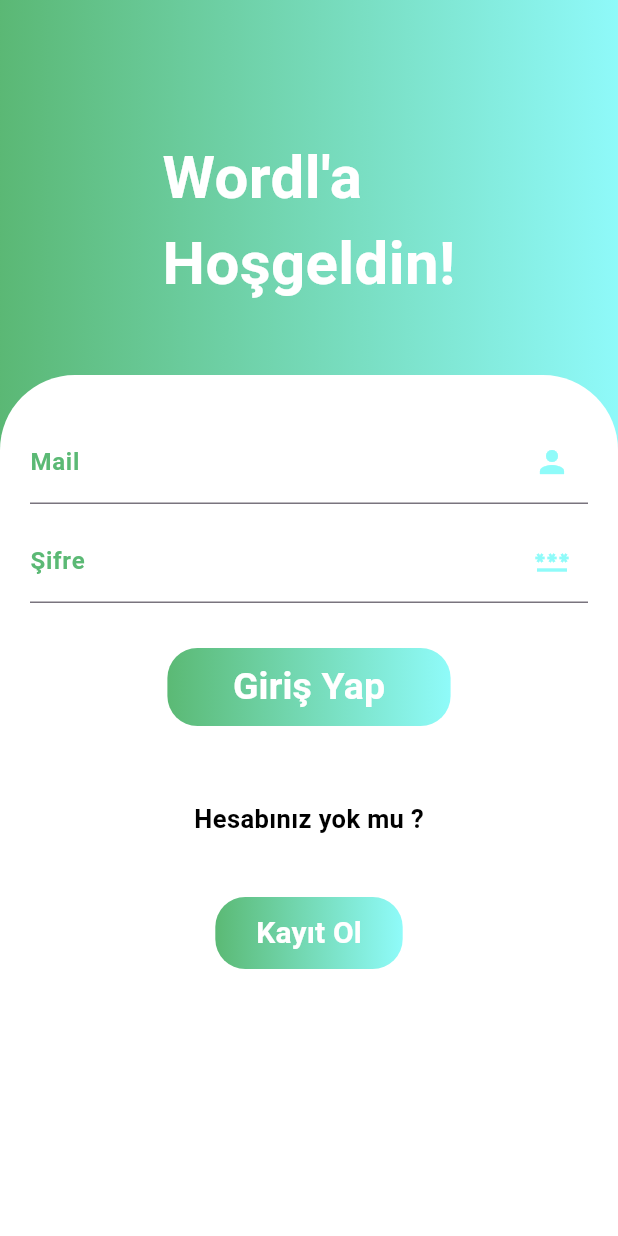
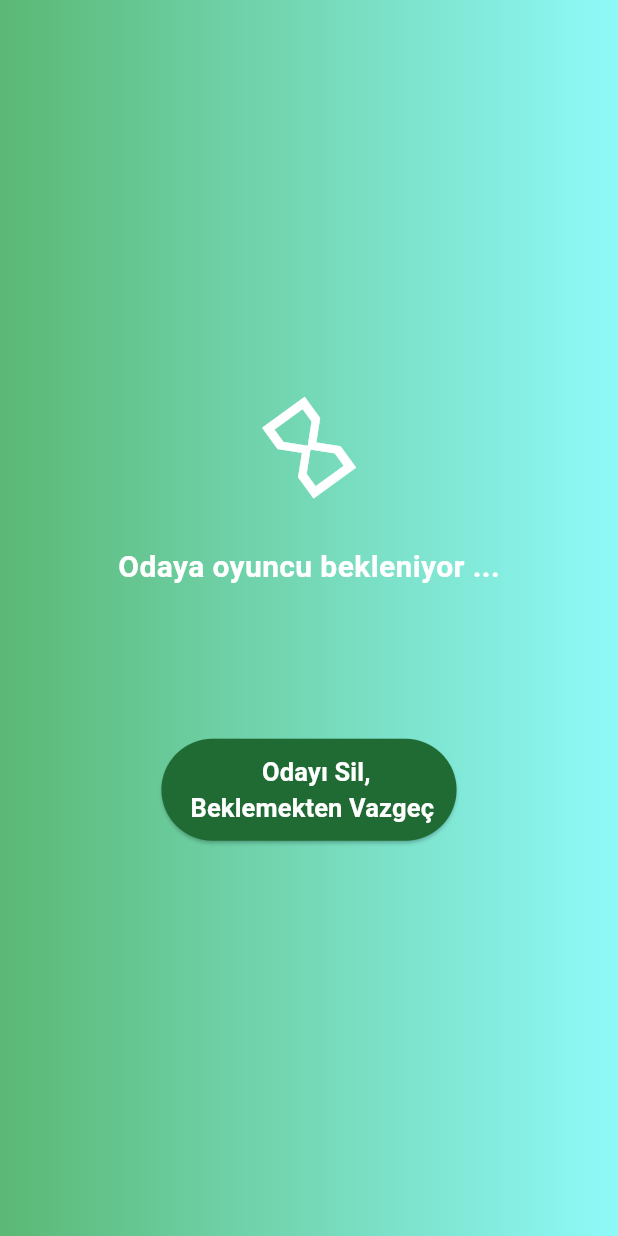
Before and after one commit to frowing37/Wordle-App, a Flutter app: the screen it shows after launch, on a phone screen of 412 x 824 dp. Run offline on Flutter 3.47's test engine with Material 3 defaults, Android fonts, the phone set to English and light mode, and no system bars; our stand-ins replace cloud_firestore, firebase_auth, firebase_core, firebase_database; accounts and stored records are empty.

```diff
--- a/lib/data/gamemode_realtime.dart
+++ b/lib/data/gamemode_realtime.dart
@@ -22,6 +22,7 @@ class Gamemode_RT {
             value["letterCount"],
             value["user1"],
             value["user2"],
+            value["roomID"]
           );
           gameModes.add(mode);
         });
@@ -40,4 +41,9 @@ class Gamemode_RT {
   void addItem(Map<String, dynamic> data) async {
     _dbRef.push().set(data);
   }
+
+  void deleteItem(int roomId) async {
+
+  }
+
 }
--- a/lib/main.dart
+++ b/lib/main.dart
@@ -2,6 +2,7 @@ import 'dart:math';
 
 import 'package:app4/firebase_options.dart';
 import 'package:app4/ui/login_ui.dart';
+import 'package:app4/ui/sandtry_ui.dart';
 import 'package:app4/ui/tryButton_ui.dart';
 import 'package:app4/ui/try_ui.dart';
 import 'package:firebase_core/firebase_core.dart';
@@ -25,7 +26,7 @@ class MyApp extends StatelessWidget {
       debugShowCheckedModeBanner: false,
       title: 'Flutter Demo',
       routes: {
-        '/': (context) => loginScreen()
+        '/': (context) => LoadingSpinner()
       }
     );
   }
--- a/lib/ui/gamerooms_ui.dart
+++ b/lib/ui/gamerooms_ui.dart
@@ -13,6 +13,7 @@ class activeRooms extends StatefulWidget {
 
   @override
   activeGameRooms createState() => activeGameRooms(userData: userData);
+
 }
 
 class activeGameRooms extends State<activeRooms> {
@@ -59,8 +60,6 @@ class activeGameRooms extends State<activeRooms> {
     // Timer'ı durdurun
     // Bu aslında gerekli değil, çünkü StatefulWidget dispose olduğunda zaten otomatik olarak durdurulur
   }
-
-
 
   void createRoom() {
     Navigator.push(
--- /dev/null
+++ b/lib/ui/sandtry_ui.dart
@@ -0,0 +1,69 @@
+import 'package:flutter/material.dart';
+
+class LoadingSpinner extends StatefulWidget {
+  @override
+  _LoadingSpinnerState createState() => _LoadingSpinnerState();
+}
+
+class _LoadingSpinnerState extends State<LoadingSpinner> with SingleTickerProviderStateMixin {
+  late AnimationController _controller;
+
+  @override
+  void initState() {
+    super.initState();
+    _controller = AnimationController(
+      duration: Duration(seconds: 2),
+      vsync: this,
+    )..repeat();
+  }
+
+  @override
+  void dispose() {
+    _controller.dispose();
+    super.dispose();
+  }
+
+  @override
+  Widget build(BuildContext context) {
+    return Scaffold(
+      body: Stack(children: [
+        Positioned.fill(
+                            child: Container(
+                              height: 50,
+                              width: 300,
+                              decoration: BoxDecoration(
+                                gradient: LinearGradient(colors:[Color.fromRGBO(50, 168, 82, 0.8),Color.fromRGBO(115, 250, 248, 0.8)])
+                              )
+                            ),
+                          ),
+        Column(
+          mainAxisAlignment: MainAxisAlignment.center,
+      children: [
+        Row(
+          mainAxisAlignment: MainAxisAlignment.center,
+          children: [AnimatedBuilder(
+        animation: _controller,
+        builder: (BuildContext context, Widget? child) {
+          return Transform.rotate(
+            angle: _controller.value * 2 * 3.1415926535897932, // 2pi radians = 360 degrees
+            child: Icon(Icons.hourglass_empty, size: 70, color: Colors.white),
+          );
+        },
+      )]),
+      Row(
+        mainAxisAlignment: MainAxisAlignment.center,
+        children: [Padding(padding: EdgeInsets.only(top: 30),child: Text("Odaya oyuncu bekleniyor ...", style: TextStyle(fontSize: 20,fontWeight: FontWeight.bold,color: Colors.white),))],),
+      SizedBox(height: 100),
+      Row(
+        mainAxisAlignment: MainAxisAlignment.center,
+        children: [
+        ElevatedButton(onPressed: () {},
+        child: Text("            Odayı Sil,\n Beklemekten Vazgeç", style: TextStyle(fontSize: 17, fontWeight: FontWeight.bold, color: Colors.white)),
+        style: ElevatedButton.styleFrom(backgroundColor: Color.fromRGBO(31, 107, 51, 1), padding: EdgeInsets.symmetric(vertical: 10, horizontal: 15)))
+      ])
+    ]
+  )
+        ])
+    );
+  }
+}
```
Also changed, not shown: lib/model/gameMode.dart (+14 -3 lines), lib/ui/gamerbase_ui.dart (+121 -41 lines), lib/ui/gamewaiting_ui.dart (added, +109 -0 lines).
